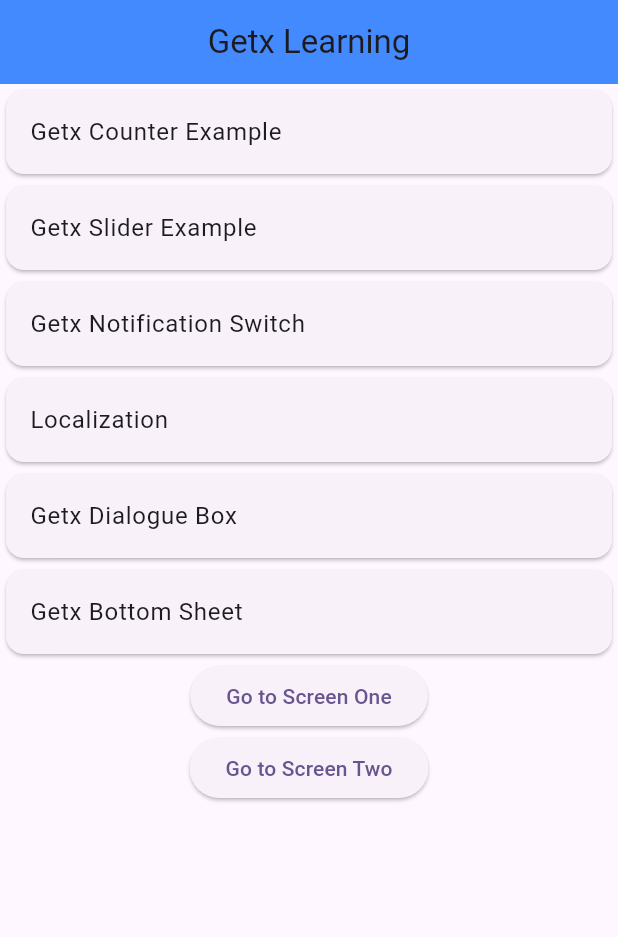
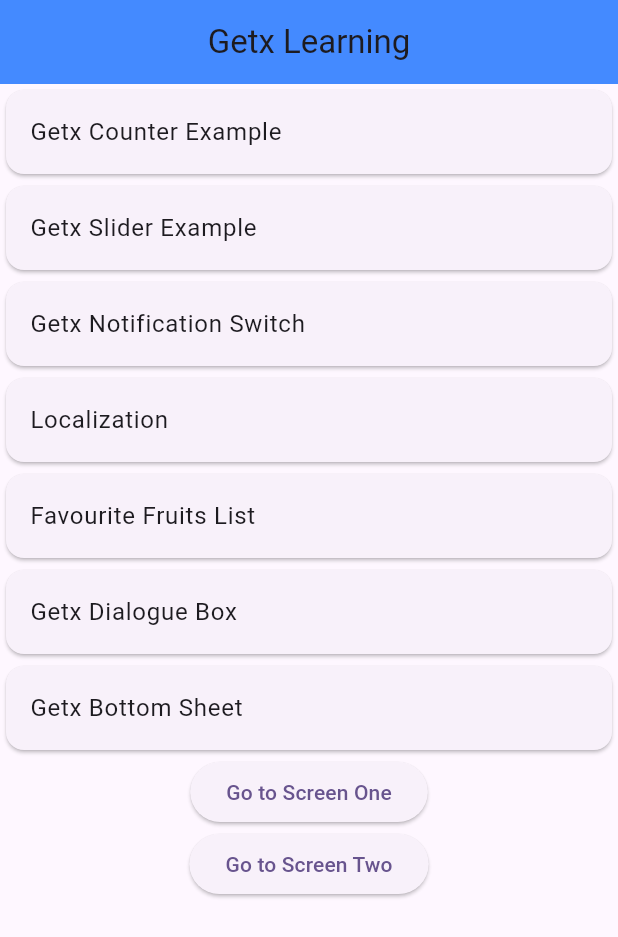
Before and after one commit to a4-asim/flutter_getx, a Flutter app: the screen it shows after launch, on a phone screen of 412 x 824 dp. Shown: the top 937 px of the screen. Run offline on Flutter 3.47's test engine with Material 3 defaults, Android fonts, the phone set to English and light mode, and no system bars; our stand-ins replace get.

Commit message:
Favourite fruits list using setState

```diff
--- a/lib/home_screen.dart
+++ b/lib/home_screen.dart
@@ -21,7 +21,9 @@ class _HomeScreenState extends State<HomeScreen> {
         backgroundColor: Colors.blueAccent,
         centerTitle: true,
       ),
-      body: Column(
+      body: SingleChildScrollView(
+        physics:const BouncingScrollPhysics(),
+        child: Column(
           children: [
             Card(
                 child: ListTile(
@@ -49,6 +51,13 @@ class _HomeScreenState extends State<HomeScreen> {
               title: const Text("Localization"),
               onTap: () {
                 Get.toNamed('/languagesScreen');
+              },
+            )),
+            Card(
+                child: ListTile(
+              title: const Text("Favourite Fruits List"),
+              onTap: () {
+                Get.toNamed('/fruitScreen');
               },
             )),
             Card(
@@ -121,6 +130,7 @@ class _HomeScreenState extends State<HomeScreen> {
             ),
           ],
         ),
+      ),
     );
   }
 }
--- a/lib/main.dart
+++ b/lib/main.dart
@@ -1,5 +1,6 @@
 import 'package:flutter/material.dart';
 import 'package:flutter_getx/GetxMiniProjects/counter_screen.dart';
+import 'package:flutter_getx/GetxMiniProjects/fruit_list.dart';
 import 'package:flutter_getx/GetxMiniProjects/notification_screen.dart';
 import 'package:flutter_getx/GetxMiniProjects/slider_screen.dart';
 import 'package:flutter_getx/controllers/languages.dart';
@@ -42,6 +43,7 @@ class MyApp extends StatelessWidget {
             name: '/notificationScreen',
             page: () => const NotificationScreen()),
         GetPage(name: '/languagesScreen', page: () => const LanguagesScreen()),
+        GetPage(name: '/fruitScreen', page: () => const FruitScreen()),
       ],
     );
   }
```
Also changed, not shown: lib/GetxMiniProjects/fruit_list.dart (added, +48 -0 lines). Lines whose indentation alone changed are shown as unchanged.
